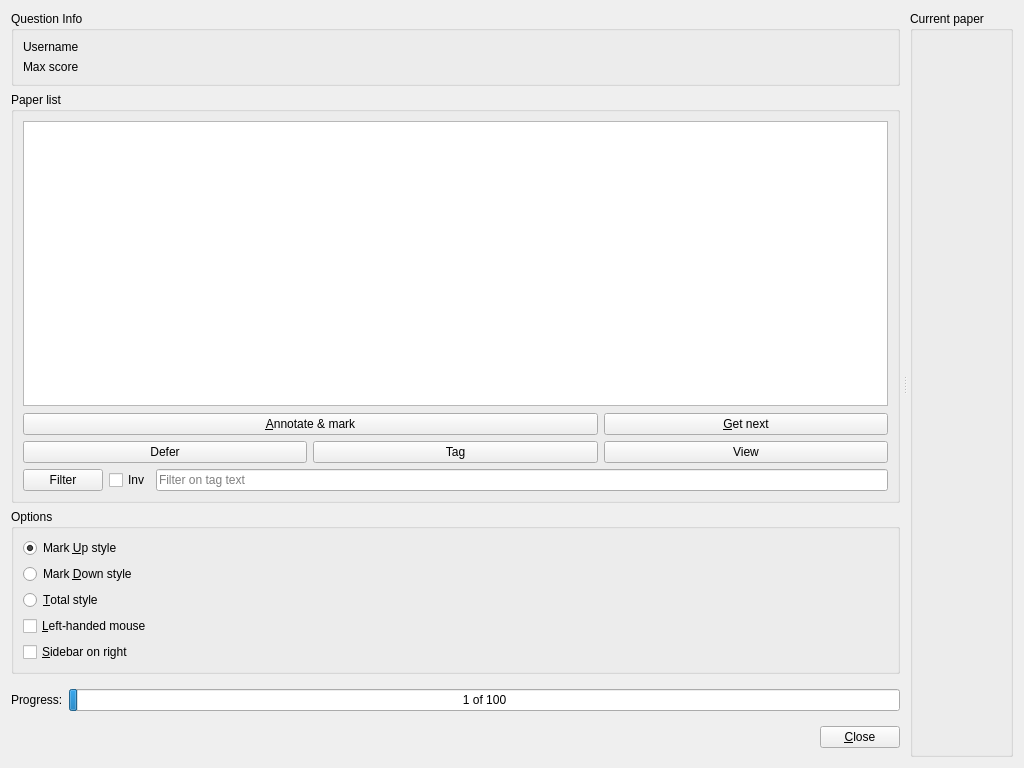
Old version of the form qtCreatorFiles/ui_marker.ui in the repository plomgrading/plom.
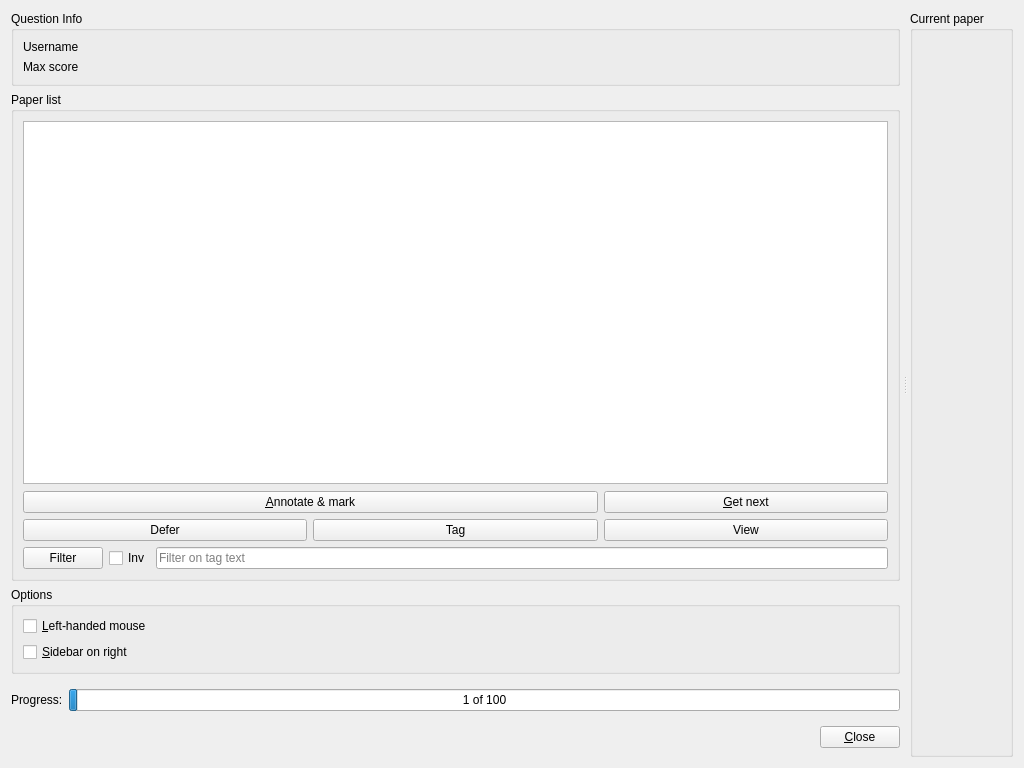
New version of the form. Custom widgets are drawn as their Qt base class.

Patch:
```diff
--- a/qtCreatorFiles/ui_marker.ui
+++ b/qtCreatorFiles/ui_marker.ui
@@ -250,42 +250,6 @@
           <string>Options</string>
          </property>
          <layout class="QVBoxLayout" name="verticalLayout_3">
-          <item>
-           <widget class="QRadioButton" name="markUpRB">
-            <property name="text">
-             <string>Mark &amp;Up style</string>
-            </property>
-            <property name="checked">
-             <bool>true</bool>
-            </property>
-            <attribute name="buttonGroup">
-             <string notr="true">markStyleGroup</string>
-            </attribute>
-           </widget>
-          </item>
-          <item>
-           <widget class="QRadioButton" name="markDownRB">
-            <property name="text">
-             <string>Mark &amp;Down style</string>
-            </property>
-            <property name="checked">
-             <bool>false</bool>
-            </property>
-            <attribute name="buttonGroup">
-             <string notr="true">markStyleGroup</string>
-            </attribute>
-           </widget>
-          </item>
-          <item>
-           <widget class="QRadioButton" name="markTotalRB">
-            <property name="text">
-             <string>&amp;Total style</string>
-            </property>
-            <attribute name="buttonGroup">
-             <string notr="true">markStyleGroup</string>
-            </attribute>
-           </widget>
-          </item>
           <item>
            <widget class="QCheckBox" name="leftMouseCB">
             <property name="toolTip">
```
